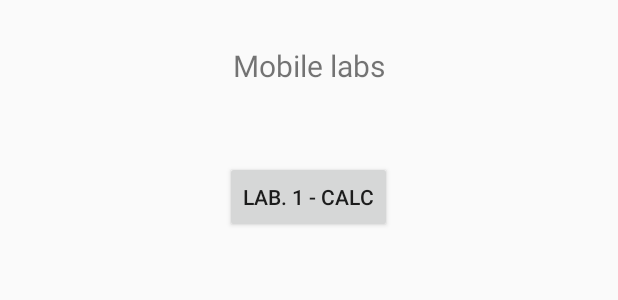
After one commit to Skwardlow/Mobile, an Android app: the layout activity_calc.xml on its own in the app's theme, with its tools: preview values and no code run, on a phone screen of 412 x 824 dp. The commit adds this screen. Shown: the top 300 px of the screen. Run offline under Robolectric (Android 15) with nearby library versions, the phone set to English and light mode, and no system bars.

Commit message:
added 2nd activity form

```diff
--- a/Calc/app/src/main/AndroidManifest.xml
+++ b/Calc/app/src/main/AndroidManifest.xml
@@ -9,6 +9,7 @@
         android:roundIcon="@mipmap/ic_launcher_round"
         android:supportsRtl="true"
         android:theme="@style/AppTheme">
+        <activity android:name=".Calc"></activity>
         <activity android:name=".MainActivity">
             <intent-filter>
                 <action android:name="android.intent.action.MAIN" />
--- a/Calc/app/src/main/java/ru/mobile/calc/CalcLogic.java
+++ /dev/null
@@ -1,4 +0,0 @@
-package ru.mobile.calc;
-
-public class CalcLogic {
-}
--- /dev/null
+++ b/Calc/app/src/main/res/layout/activity_calc.xml
@@ -0,0 +1,27 @@
+<?xml version="1.0" encoding="utf-8"?>
+<RelativeLayout xmlns:android="http://schemas.android.com/apk/res/android"
+    xmlns:app="http://schemas.android.com/apk/res-auto"
+    xmlns:tools="http://schemas.android.com/tools"
+    android:layout_width="match_parent"
+    android:layout_height="match_parent"
+    tools:context=".Calc">
+    <TextView
+        android:id="@+id/logoText"
+        android:layout_width="wrap_content"
+        android:layout_height="wrap_content"
+        android:text="Mobile labs"
+        android:layout_centerHorizontal="true"
+        android:textSize="20dp"
+        android:layout_marginTop="30dp"
+        />
+    <Button
+        android:id="@+id/button1"
+        android:layout_width="wrap_content"
+        android:layout_height="wrap_content"
+        android:layout_below="@+id/logoText"
+        android:layout_centerHorizontal="true"
+        android:text="Lab. 1 - Calc"
+        android:layout_marginTop="50dp"
+        />
+
+</RelativeLayout>
```
Also changed, not shown: Calc/app/src/main/java/ru/mobile/calc/Calc.java (added, +20 -0 lines), Calc/app/src/main/java/ru/mobile/calc/MainActivity.java (+24 -7 lines).
